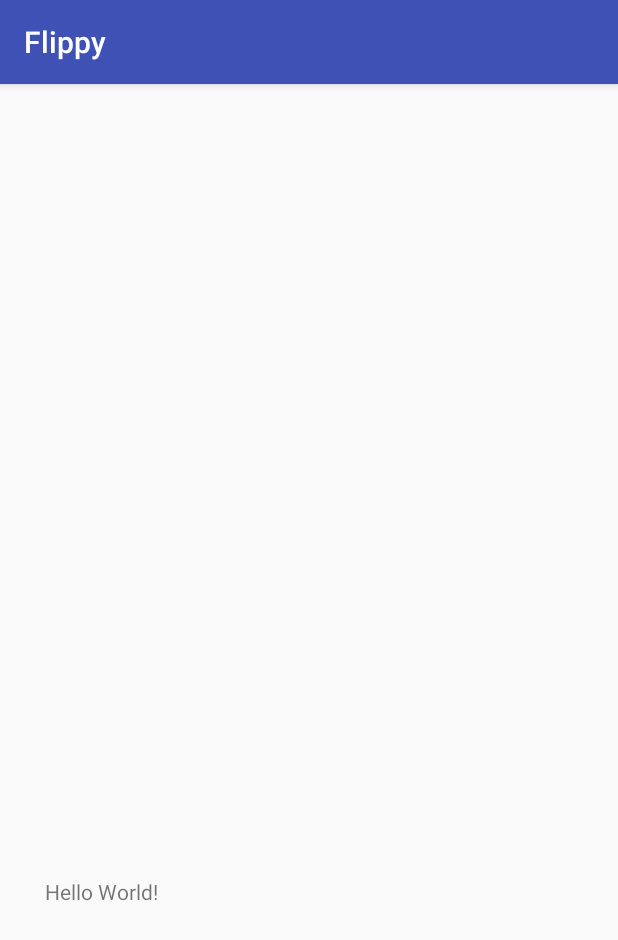
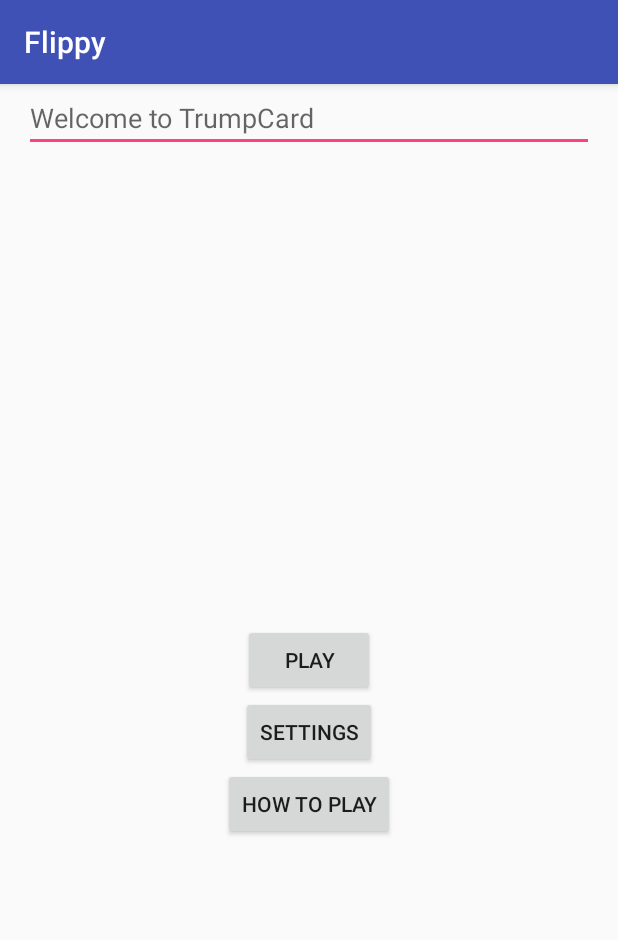
Before and after one commit to KennyWibowo/Flippy, an Android app: the screen it shows after launch (GameActivity), on a phone screen of 412 x 824 dp. Shown: the top 940 px of the screen. Run offline under Robolectric (Android 15) with nearby library versions, the phone set to English and light mode, and no system bars.

Commit message:
changed interface

```diff
--- a/app/src/main/res/layout/activity_game.xml
+++ b/app/src/main/res/layout/activity_game.xml
@@ -1,22 +1,37 @@
-<?xml version="1.0" encoding="utf-8"?>
 <RelativeLayout xmlns:android="http://schemas.android.com/apk/res/android"
-    xmlns:tools="http://schemas.android.com/tools"
-    android:layout_width="match_parent"
-    android:layout_height="match_parent"
-    android:paddingBottom="@dimen/activity_vertical_margin"
-    android:paddingLeft="@dimen/activity_horizontal_margin"
-    android:paddingRight="@dimen/activity_horizontal_margin"
-    android:paddingTop="@dimen/activity_vertical_margin"
-    tools:context="com.helloworld.kenny.flippy.GameActivity">
+    android:layout_width="fill_parent"
+    android:layout_height="fill_parent"
+    android:paddingLeft="16dp"
+    android:paddingRight="16dp" >
 
-    <TextView
-        android:layout_width="wrap_content"
+    <EditText
+        android:id="@+id/name"
+        android:layout_width="fill_parent"
         android:layout_height="wrap_content"
-        android:text="Hello World!"
-        android:layout_alignParentBottom="true"
-        android:layout_alignParentLeft="true"
-        android:layout_alignParentStart="true"
-        android:layout_marginLeft="14dp"
-        android:layout_marginStart="14dp"
-        android:layout_marginBottom="204dp" />
+        android:hint="@string/main_menu" />
+
+        <Button
+            android:id = "@+id/play_button"
+            android:layout_width="wrap_content"
+            android:layout_height="wrap_content"
+            android:layout_centerInParent="true"
+            android:text="@string/button_send" />
+
+        <Button
+            android:id = "@+id/settings_button"
+            android:layout_width="wrap_content"
+            android:layout_height="wrap_content"
+            android:layout_below="@+id/play_button"
+            android:layout_centerInParent="true"
+            android:text="@string/settings" />
+
+        <Button
+            android:id = "@+id/instructions_button"
+            android:layout_width="wrap_content"
+            android:layout_height="wrap_content"
+            android:layout_below="@+id/settings_button"
+            android:layout_centerInParent="true"
+            android:text="@string/instructions" />
+
+
 </RelativeLayout>
--- a/app/src/main/res/values/strings.xml
+++ b/app/src/main/res/values/strings.xml
@@ -1,3 +1,7 @@
 <resources>
     <string name="app_name">Flippy</string>
+    <string name = "main_menu">Welcome to TrumpCard</string>
+    <string name = "button_send">Play</string>
+    <string name = "settings">Settings</string>
+    <string name = "instructions">How to Play</string>
 </resources>
```
